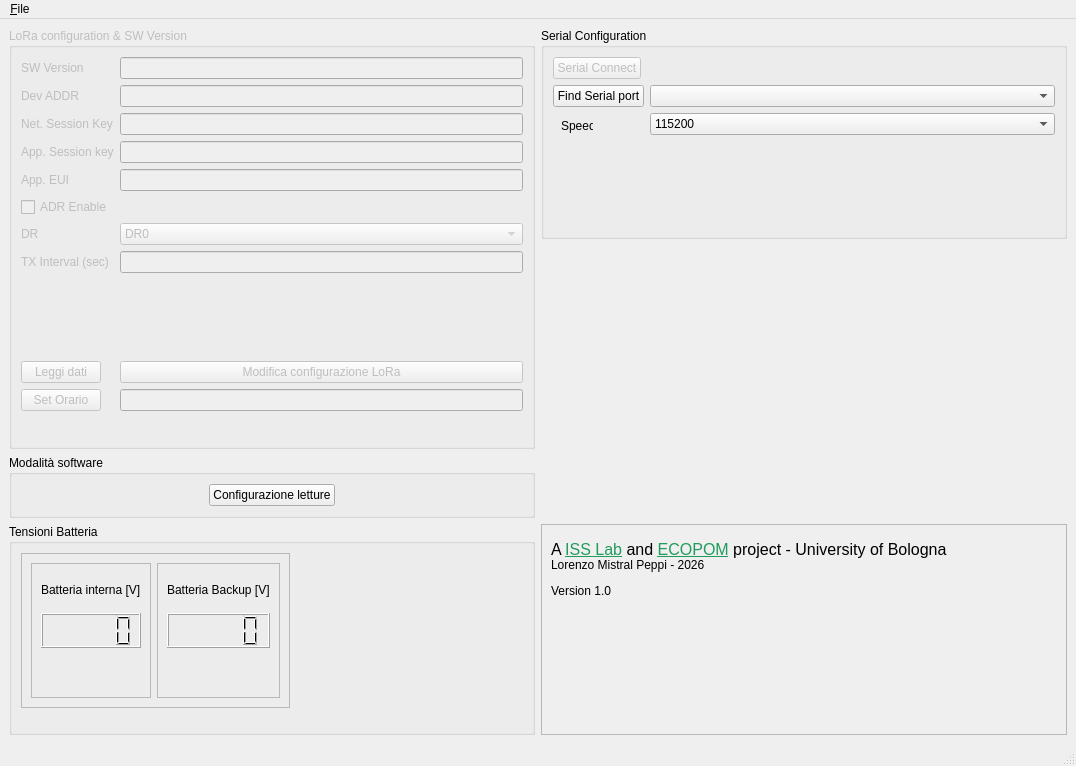
First picture: the form in Configuring software/dist-windows-exe/ui/main_window.ui, repository ISS-Lab-Unibo/Agro_LoRaInductiveFruitGauge, before the edit.
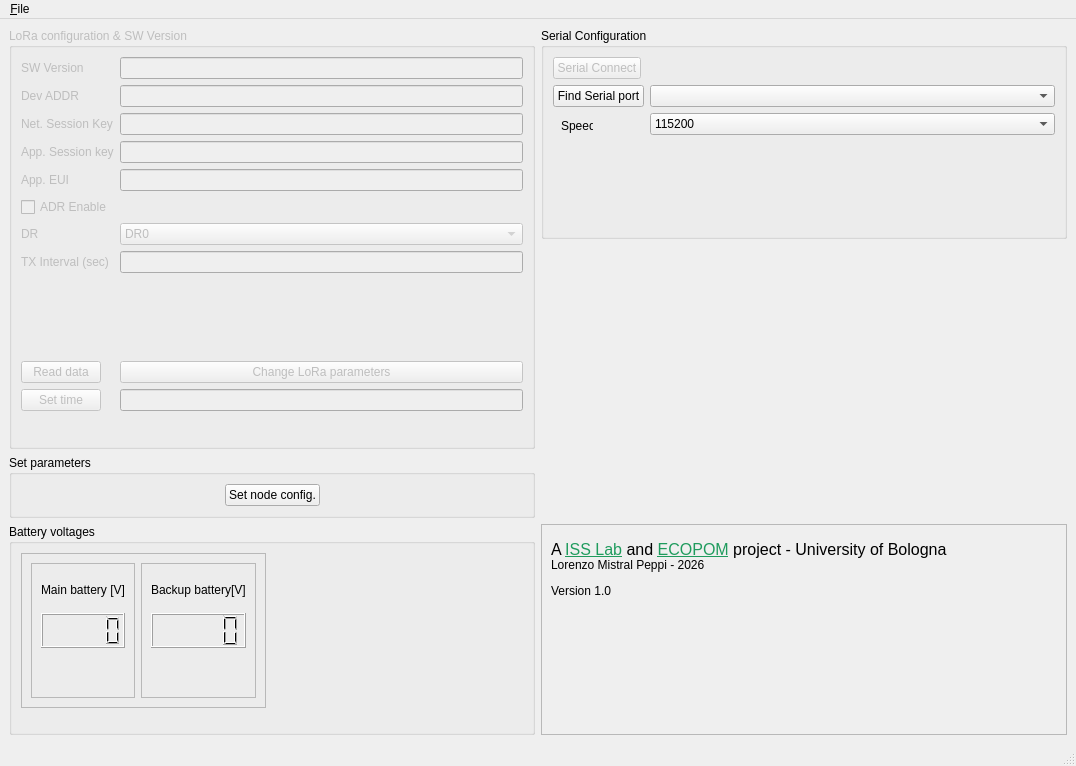
Second picture: the form after the edit. Icons and pictures are not drawn.

```diff
--- a/Configuring software/dist-windows-exe/ui/main_window.ui
+++ b/Configuring software/dist-windows-exe/ui/main_window.ui
@@ -144,7 +144,7 @@
        <item row="11" column="0">
         <widget class="QPushButton" name="pushLeggiDati">
          <property name="text">
-          <string>Leggi dati</string>
+          <string>Read data</string>
          </property>
         </widget>
        </item>
@@ -154,7 +154,7 @@
           <bool>false</bool>
          </property>
          <property name="text">
-          <string>Modifica configurazione LoRa</string>
+          <string>Change LoRa parameters</string>
          </property>
         </widget>
        </item>
@@ -175,7 +175,7 @@
        <item row="12" column="0">
         <widget class="QPushButton" name="push_SetOrario">
          <property name="text">
-          <string>Set Orario</string>
+          <string>Set time</string>
          </property>
         </widget>
        </item>
@@ -303,7 +303,7 @@
     <item row="2" column="0">
      <widget class="QGroupBox" name="groupBox_Modalita">
       <property name="title">
-       <string>Modalità software</string>
+       <string>Set parameters</string>
       </property>
       <layout class="QHBoxLayout" name="horizontalLayout">
        <item>
@@ -322,7 +322,7 @@
        <item>
         <widget class="QPushButton" name="pushConfigLetture">
          <property name="text">
-          <string>Configurazione letture</string>
+          <string>Set node config.</string>
          </property>
         </widget>
        </item>
@@ -345,7 +345,7 @@
     <item row="3" column="0">
      <widget class="QGroupBox" name="TensioniBatterie">
       <property name="title">
-       <string>Tensioni Batteria</string>
+       <string>Battery voltages</string>
       </property>
       <layout class="QFormLayout" name="formLayout_3">
        <item row="0" column="0">
@@ -369,7 +369,7 @@
              <item>
               <widget class="QLabel" name="label_2">
                <property name="text">
-                <string>Batteria interna [V]</string>
+                <string>Main battery [V]</string>
                </property>
               </widget>
              </item>
@@ -394,7 +394,7 @@
              <item>
               <widget class="QLabel" name="label_4">
                <property name="text">
-                <string>Batteria Backup [V]</string>
+                <string>Backup battery[V]</string>
                </property>
               </widget>
              </item>
```
